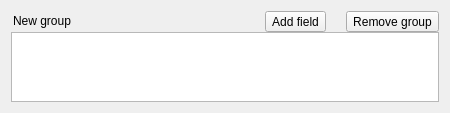
The window that source/src/editor/group.ui (ufopleds/DengueME) describes before a commit, drawn with Qt 5.
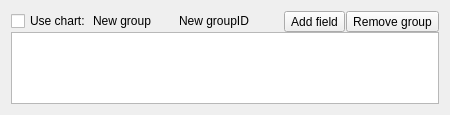
The same window after the commit. Icons and pictures are not drawn.

Diff of the .ui file:
```diff
--- a/source/src/editor/group.ui
+++ b/source/src/editor/group.ui
@@ -7,7 +7,7 @@
     <x>0</x>
     <y>0</y>
     <width>450</width>
-    <height>112</height>
+    <height>115</height>
    </rect>
   </property>
   <property name="windowTitle">
@@ -19,6 +19,16 @@
    </property>
    <item>
     <layout class="QHBoxLayout" name="horizontalLayout">
+     <item>
+      <widget class="QCheckBox" name="useGroup">
+       <property name="enabled">
+        <bool>true</bool>
+       </property>
+       <property name="text">
+        <string>Use chart:</string>
+       </property>
+      </widget>
+     </item>
      <item>
       <widget class="QLineEdit" name="label">
        <property name="toolTip">
@@ -35,6 +45,32 @@
        </property>
       </widget>
      </item>
+     <item>
+      <widget class="QLineEdit" name="observerID">
+       <property name="styleSheet">
+        <string notr="true">QLineEdit { background-color:transparent; }</string>
+       </property>
+       <property name="text">
+        <string>New groupID</string>
+       </property>
+       <property name="frame">
+        <bool>false</bool>
+       </property>
+      </widget>
+     </item>
+     <item>
+      <spacer name="horizontalSpacer_2">
+       <property name="orientation">
+        <enum>Qt::Horizontal</enum>
+       </property>
+       <property name="sizeHint" stdset="0">
+        <size>
+         <width>40</width>
+         <height>20</height>
+        </size>
+       </property>
+      </spacer>
+     </item>
      <item>
       <widget class="QToolButton" name="addField">
        <property name="text">
```
